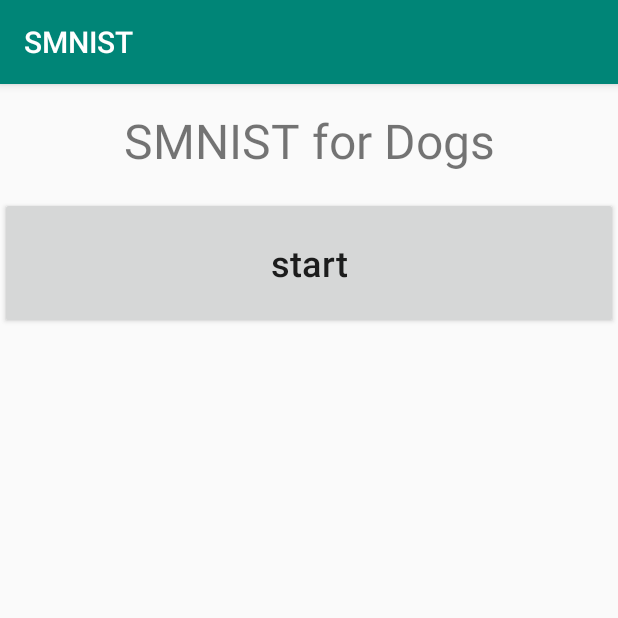
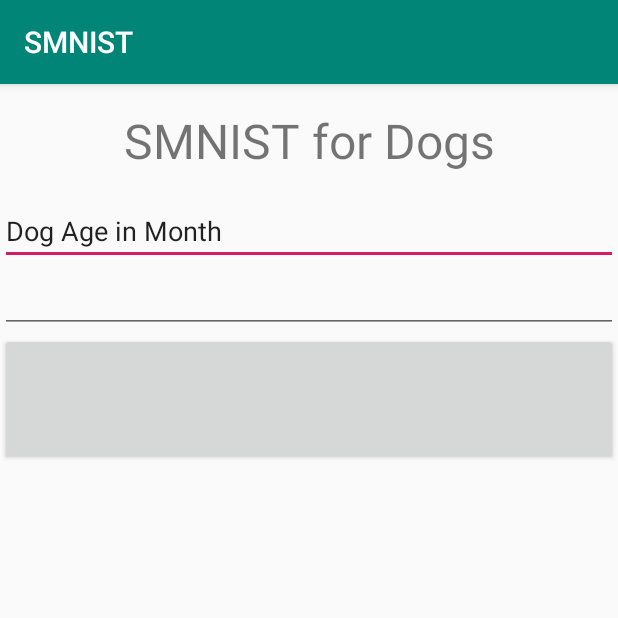
Before and after one commit to zsra/SMNIST, an Android app: the screen it shows after launch (MainActivity), on a phone screen of 412 x 824 dp, the top half of it. Run offline under Robolectric (Android 15) with nearby library versions, the phone set to English and light mode, and no system bars.

Commit message:
Form on MainActivity

```diff
--- a/app/src/main/res/layout/activity_main.xml
+++ b/app/src/main/res/layout/activity_main.xml
@@ -19,12 +19,27 @@
         android:textAlignment="center"
         android:textSize="32sp" />
 
+    <EditText
+        android:id="@+id/input_dogage"
+        android:layout_width="match_parent"
+        android:layout_height="wrap_content"
+        android:ems="10"
+        android:inputType="textPersonName"
+        android:text="@string/dog_age_in_month" />
+
+    <EditText
+        android:id="@+id/input_numberoftest"
+        android:layout_width="match_parent"
+        android:layout_height="wrap_content"
+        android:ems="10"
+        android:inputType="textPersonName" />
+
     <Button
         android:id="@+id/btn_start"
         android:layout_width="match_parent"
         android:layout_height="wrap_content"
         android:minHeight="88dip"
-        android:text="@string/start"
+
         android:textAppearance="@style/TextAppearance.AppCompat.Body2"
         android:textSize="24sp" />
 
--- a/app/src/main/res/values/strings.xml
+++ b/app/src/main/res/values/strings.xml
@@ -3,4 +3,6 @@
     <string name="SMNIST_for_Dogs">SMNIST for Dogs</string>
     <string name="start">start</string>
     <string name="next">Next</string>
+    <string name="dog_age_in_month">Dog Age in Month</string>
+    <string name="number_of_text">Number of Text</string>
 </resources>
```
Also changed, not shown: app/src/main/java/hu/zsra/smnist/MainActivity.kt (+25 -0 lines), app/src/main/java/hu/zsra/smnist/TestActivity.kt (+6 -1 lines).
